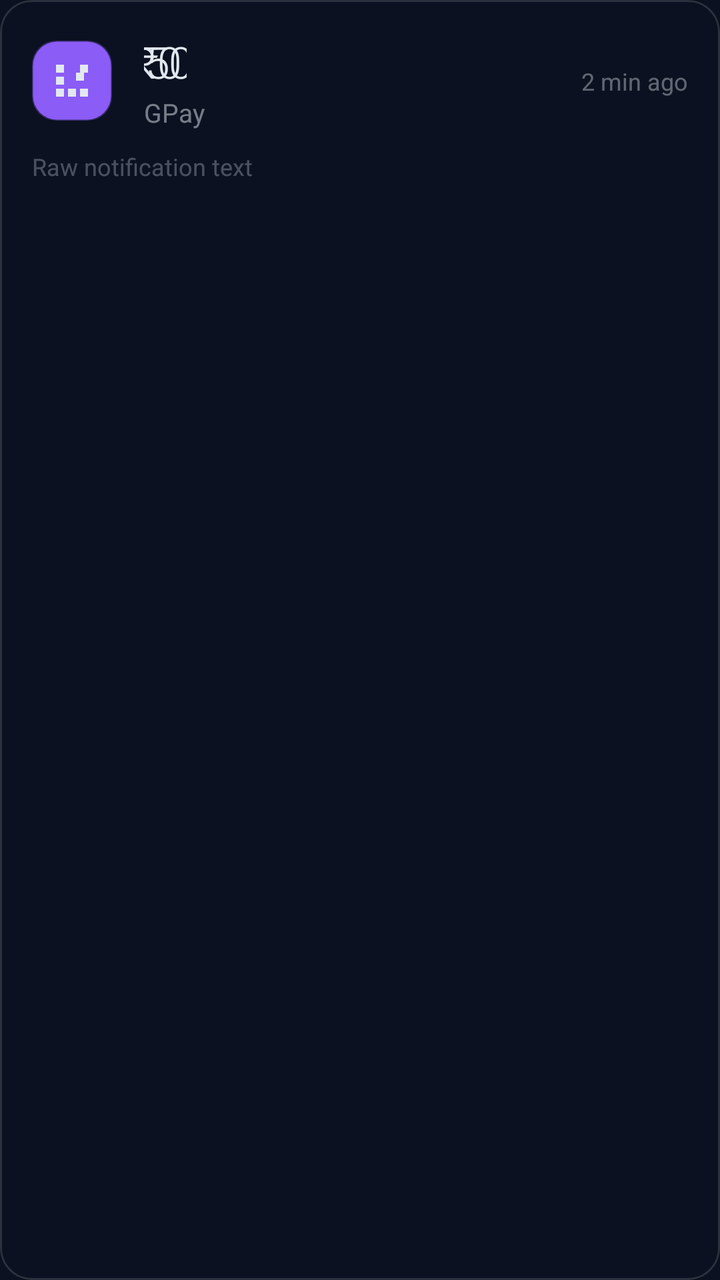
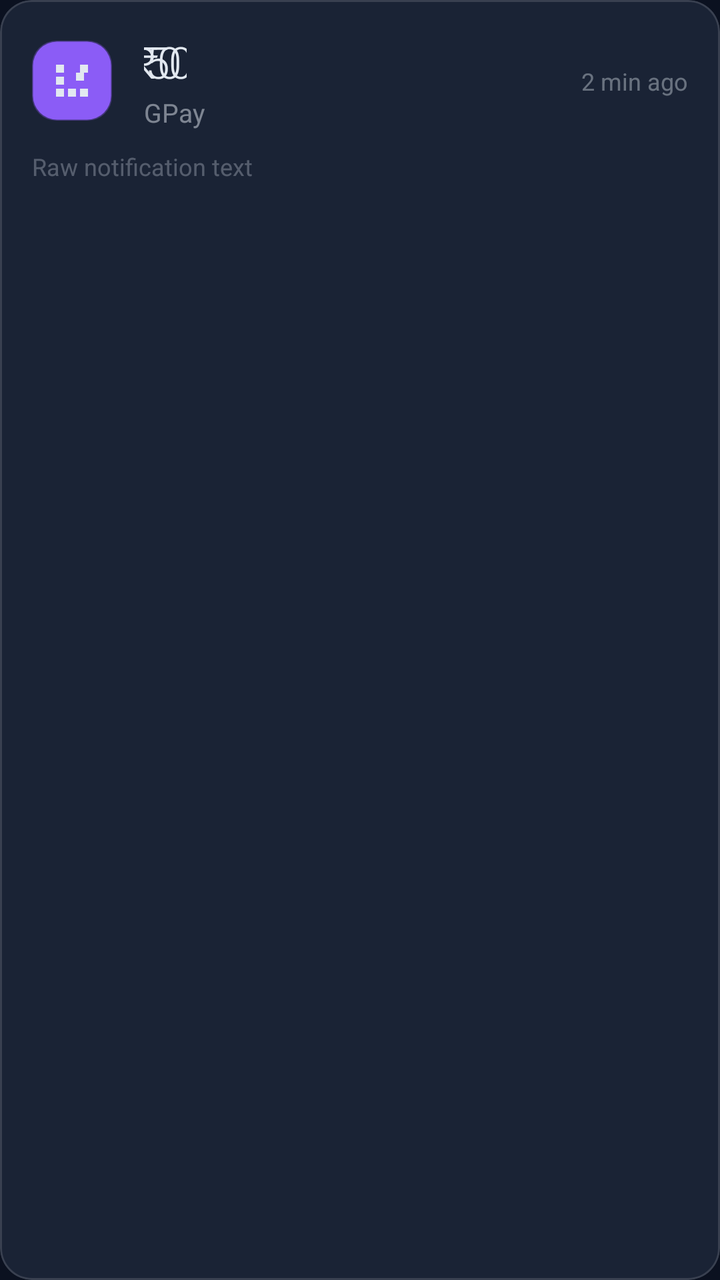

Compare the two renders of this Android layout. The source of the first and the diff that turns it into the second are given below.
<!-- AndroidManifest.xml: application theme Theme.UPISoundBox -->
<!-- res/layout/item_history.xml -->
<?xml version="1.0" encoding="utf-8"?>
<com.google.android.material.card.MaterialCardView xmlns:android="http://schemas.android.com/apk/res/android"
    xmlns:app="http://schemas.android.com/apk/res-auto"
    android:layout_width="match_parent"
    android:layout_height="wrap_content"
    app:cardBackgroundColor="@color/surface_glass_dark"
    app:cardCornerRadius="16dp"
    app:cardElevation="0dp"
    app:contentPadding="16dp"
    app:strokeColor="@color/outline_dark"
    app:strokeWidth="1dp"
    android:layout_marginBottom="12dp">

    <LinearLayout
        android:layout_width="match_parent"
        android:layout_height="wrap_content"
        android:orientation="vertical">

        <LinearLayout
            android:layout_width="match_parent"
            android:layout_height="wrap_content"
            android:orientation="horizontal"
            android:gravity="center_vertical">

            <ImageView
                android:id="@+id/iv_source_icon"
                android:layout_width="40dp"
                android:layout_height="40dp"
                android:layout_marginEnd="16dp"
                android:src="@drawable/ic_apps"
                android:backgroundTint="@color/accent_violet"
                android:padding="8dp"
                android:background="@drawable/glass_outline" />

            <LinearLayout
                android:layout_width="0dp"
                android:layout_height="wrap_content"
                android:layout_weight="1"
                android:orientation="vertical">

                <TextView
                    android:id="@+id/tv_amount"
                    android:layout_width="wrap_content"
                    android:layout_height="wrap_content"
                    android:text="₹500"
                    android:textSize="22sp"
                    android:textColor="@color/on_surface_dark"
                    android:fontFamily="sans-serif-light"
                    android:letterSpacing="-0.3" />

                <TextView
                    android:id="@+id/tv_source"
                    android:layout_width="wrap_content"
                    android:layout_height="wrap_content"
                    android:text="GPay"
                    android:textSize="13sp"
                    android:textColor="@color/on_surface_dark"
                    android:alpha="0.5"
                    android:fontFamily="sans-serif"
                    android:layout_marginTop="2dp" />
            </LinearLayout>

            <TextView
                android:id="@+id/tv_time"
                android:layout_width="wrap_content"
                android:layout_height="wrap_content"
                android:text="2 min ago"
                android:textSize="12sp"
                android:textColor="@color/on_surface_dark"
                android:alpha="0.4"
                android:fontFamily="sans-serif"
                android:gravity="end" />
        </LinearLayout>

        <TextView
            android:id="@+id/tv_raw"
            android:layout_width="match_parent"
            android:layout_height="wrap_content"
            android:text="Raw notification text"
            android:textSize="12sp"
            android:textColor="@color/on_surface_dark"
            android:alpha="0.3"
            android:fontFamily="sans-serif"
            android:layout_marginTop="10dp"
            android:maxLines="2"
            android:ellipsize="end" />
    </LinearLayout>
</com.google.android.material.card.MaterialCardView>
<!-- resources referenced by this layout -->
<resources>
  <color name="accent_violet">#8B5CF6</color>
  <color name="on_surface_dark">#E2E8F0</color>
  <color name="outline_dark">#22FFFFFF</color>
  <!-- drawable glass_outline (drawable) -->
  <?xml version="1.0" encoding="utf-8"?>
  <layer-list xmlns:android="http://schemas.android.com/apk/res/android">
      <item>
          <shape android:shape="rectangle">
              <solid android:color="#33FFFFFF" />
              <corners android:radius="12dp" />
          </shape>
      </item>
      <item android:top="1dp" android:left="1dp" android:right="1dp" android:bottom="1dp">
          <shape android:shape="rectangle">
              <solid android:color="#1E293B" />
              <corners android:radius="11dp" />
          </shape>
      </item>
      <item>
          <shape android:shape="rectangle">
              <stroke android:width="1dp" android:color="#33FFFFFF" />
              <corners android:radius="12dp" />
          </shape>
      </item>
  </layer-list>
  <!-- drawable ic_apps (drawable) -->
  <?xml version="1.0" encoding="utf-8"?>
  <vector xmlns:android="http://schemas.android.com/apk/res/android"
      android:width="24dp"
      android:height="24dp"
      android:viewportWidth="24"
      android:viewportHeight="24"
      android:tint="?attr/colorOnSurface">
      <path
          android:fillColor="@android:color/white"
          android:pathData="M4,8h4V4H4V8zM10,20h4v-4h-4v4zM4,20h4v-4H4V20zM4,14h4v-4H4V14zM16,4v4h4L20,4h-4zM16,20h4v-4h-4v4zM18,12h-4v-4h4V12z" />
  </vector>
  <style name="Theme.UPISoundBox" parent="Theme.Material3.DayNight.NoActionBar">
          <item name="colorPrimary">@color/primary_40</item>
          <item name="colorPrimaryVariant">@color/primary_30</item>
          <item name="colorOnPrimary">@color/on_primary_dark</item>
          <item name="colorSecondary">@color/accent_cyan</item>
          <item name="colorSecondaryVariant">@color/accent_violet</item>
          <item name="colorOnSecondary">@color/primary_10</item>
          <item name="colorError">@color/error</item>
          <item name="colorOnError">@color/white</item>
          <item name="android:colorBackground">@color/surface_dark</item>
          <item name="colorSurface">@color/surface_dark</item>
          <item name="colorOnSurface">@color/on_surface_dark</item>
          <item name="colorOutline">@color/outline_dark</item>
          <item name="android:statusBarColor">@android:color/transparent</item>
          <item name="android:navigationBarColor">@android:color/transparent</item>
          <item name="android:windowLightStatusBar">false</item>
          <item name="android:windowLightNavigationBar">false</item>
          <item name="android:windowTranslucentStatus">true</item>
          <item name="android:windowTranslucentNavigation">true</item>
          <item name="android:enforceNavigationBarContrast">false</item>
          <item name="android:enforceStatusBarContrast">false</item>
      </style>
  <color name="primary_40">#475569</color>
  <color name="primary_30">#334155</color>
  <color name="on_primary_dark">#F1F5F9</color>
  <color name="accent_cyan">#06B6D4</color>
  <color name="primary_10">#0F172A</color>
  <color name="error">#EF4444</color>
  <color name="white">#FFFFFFFF</color>
  <color name="surface_dark">#0B1120</color>
</resources>

<!-- the commit's change to res/layout/item_history.xml (unified diff, before → after) -->
@@ -3,7 +3,7 @@
     xmlns:app="http://schemas.android.com/apk/res-auto"
     android:layout_width="match_parent"
     android:layout_height="wrap_content"
-    app:cardBackgroundColor="@color/surface_glass_dark"
+    app:cardBackgroundColor="@color/surface_glass"
     app:cardCornerRadius="16dp"
     app:cardElevation="0dp"
     app:contentPadding="16dp"
<!-- resource entries referenced after the edit -->
@@ -3,6 +3,7 @@
   <color name="accent_violet">#8B5CF6</color>
   <color name="on_surface_dark">#E2E8F0</color>
   <color name="outline_dark">#22FFFFFF</color>
+  <color name="surface_glass">#CC1E293B</color>
   <!-- drawable glass_outline (drawable) -->
   <?xml version="1.0" encoding="utf-8"?>
   <layer-list xmlns:android="http://schemas.android.com/apk/res/android">
